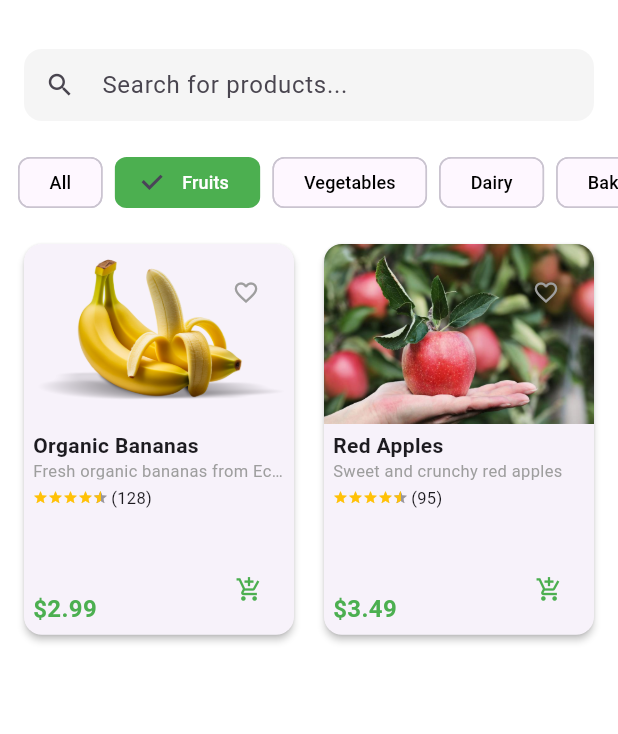
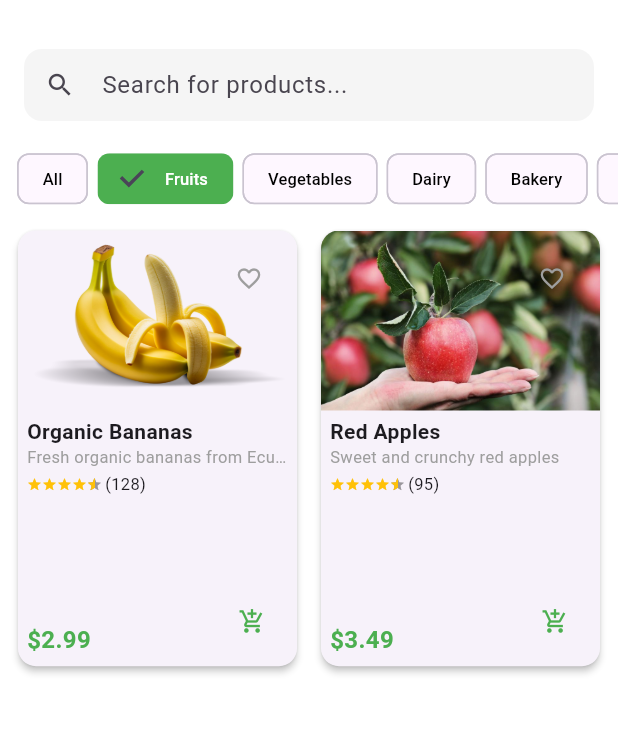
Before and after one commit to sakhawat-ahmed/my_app, a Flutter app: the screen it shows after launch, after a tap on "Fruits", on a phone screen of 412 x 824 dp, the part 59-793 px from its top. Run offline on Flutter 3.47's test engine with Material 3 defaults, Android fonts, the phone set to English and light mode, and no system bars; drawn by our look-alikes of flutter_rating_bar; our stand-ins replace shared_preferences.

Commit message:
update home screen

```diff
--- a/grocery_app/lib/screens/home_screen.dart
+++ b/grocery_app/lib/screens/home_screen.dart
@@ -1,5 +1,4 @@
 import 'package:flutter/material.dart' hide SearchBar;
-import 'package:grocery_app/screens/cart_screen.dart';
 import 'package:grocery_app/widgets/category_list.dart';
 import 'package:grocery_app/widgets/product_grid.dart';
 import 'package:grocery_app/widgets/search_bar.dart';
@@ -37,7 +36,7 @@ class _HomeScreenState extends State<HomeScreen> {
               size: ResponsiveUtils.responsiveSize(context, mobile: 24, tablet: 28, desktop: 32),
             ),
             onPressed: () {
-              const CartScreen();
+              // Navigate to cart screen
             },
           ),
           if (!isMobile)
@@ -50,7 +49,8 @@ class _HomeScreenState extends State<HomeScreen> {
             ),
         ],
       ),
-      body: Column(
+      body: SafeArea(
+        child: Column(
           children: [
             Padding(
               padding: padding,
@@ -69,6 +69,7 @@ class _HomeScreenState extends State<HomeScreen> {
             ),
           ],
         ),
+      ),
     );
   }
 }
--- a/grocery_app/lib/widgets/category_list.dart
+++ b/grocery_app/lib/widgets/category_list.dart
@@ -1,6 +1,6 @@
 import 'package:flutter/material.dart';
 import 'package:grocery_app/data/product_data.dart';
-import '../utils/responsive_utils.dart';
+import 'package:grocery_app/utils/responsive_utils.dart';
 
 class CategoryList extends StatelessWidget {
   final String selectedCategory;
@@ -15,7 +15,7 @@ class CategoryList extends StatelessWidget {
   @override
   Widget build(BuildContext context) {
     final isMobile = ResponsiveUtils.isMobile(context);
-    final height = ResponsiveUtils.responsiveSize(context, mobile: 50, tablet: 60, desktop: 70);
+    final height = ResponsiveUtils.responsiveSize(context, mobile: 45, tablet: 50, desktop: 55);
 
     return SizedBox(
       height: height,
@@ -23,19 +23,19 @@ class CategoryList extends StatelessWidget {
         scrollDirection: Axis.horizontal,
         itemCount: ProductData.categories.length,
         padding: EdgeInsets.symmetric(
-          horizontal: ResponsiveUtils.responsiveSize(context, mobile: 8, tablet: 16, desktop: 24),
+          horizontal: ResponsiveUtils.responsiveSize(context, mobile: 8, tablet: 12, desktop: 16),
         ),
         itemBuilder: (context, index) {
           final category = ProductData.categories[index];
           return Padding(
             padding: EdgeInsets.symmetric(
-              horizontal: ResponsiveUtils.responsiveSize(context, mobile: 4, tablet: 8, desktop: 12),
+              horizontal: ResponsiveUtils.responsiveSize(context, mobile: 3, tablet: 5, desktop: 8),
             ),
             child: ChoiceChip(
               label: Text(
                 category,
                 style: TextStyle(
-                  fontSize: ResponsiveUtils.responsiveSize(context, mobile: 12, tablet: 14, desktop: 16),
+                  fontSize: ResponsiveUtils.responsiveSize(context, mobile: 11, tablet: 13, desktop: 15),
                 ),
               ),
               selected: selectedCategory == category,
@@ -47,8 +47,8 @@ class CategoryList extends StatelessWidget {
                 color: selectedCategory == category ? Colors.white : Colors.black,
               ),
               padding: EdgeInsets.symmetric(
-                horizontal: ResponsiveUtils.responsiveSize(context, mobile: 12, tablet: 16, desktop: 20),
-                vertical: ResponsiveUtils.responsiveSize(context, mobile: 4, tablet: 6, desktop: 8),
+                horizontal: ResponsiveUtils.responsiveSize(context, mobile: 8, tablet: 12, desktop: 16),
+                vertical: ResponsiveUtils.responsiveSize(context, mobile: 2, tablet: 4, desktop: 6),
               ),
             ),
           );
--- a/grocery_app/lib/widgets/product_grid.dart
+++ b/grocery_app/lib/widgets/product_grid.dart
@@ -15,8 +15,12 @@ class ProductGrid extends StatelessWidget {
         : ProductData.products.where((product) => product.category == category).toList();
 
     final crossAxisCount = ResponsiveUtils.gridCrossAxisCount(context);
-    final childAspectRatio = ResponsiveUtils.isMobile(context) ? 0.7 : 0.8;
-    final spacing = ResponsiveUtils.responsiveSize(context, mobile: 12, tablet: 16, desktop: 20);
+    final spacing = ResponsiveUtils.responsiveSize(context, mobile: 8, tablet: 12, desktop: 16);
+
+    return LayoutBuilder(
+      builder: (context, constraints) {
+        // Calculate childAspectRatio based on available height
+        final aspectRatio = constraints.maxHeight > 600 ? 0.65 : 0.7;
 
         return GridView.builder(
           padding: EdgeInsets.all(spacing),
@@ -24,12 +28,14 @@ class ProductGrid extends StatelessWidget {
             crossAxisCount: crossAxisCount,
             crossAxisSpacing: spacing,
             mainAxisSpacing: spacing,
-        childAspectRatio: childAspectRatio,
+            childAspectRatio: aspectRatio,
           ),
           itemCount: filteredProducts.length,
           itemBuilder: (context, index) {
             return ProductCard(product: filteredProducts[index]);
           },
         );
+      },
+    );
   }
 }
```
Also changed, not shown: grocery_app/lib/widgets/cart_item_widget.dart (+44 -18 lines). Lines whose indentation alone changed are shown as unchanged.
